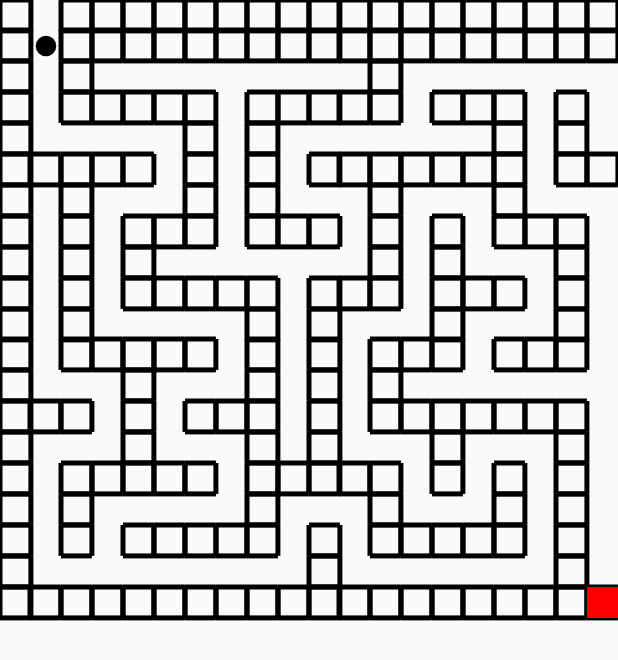
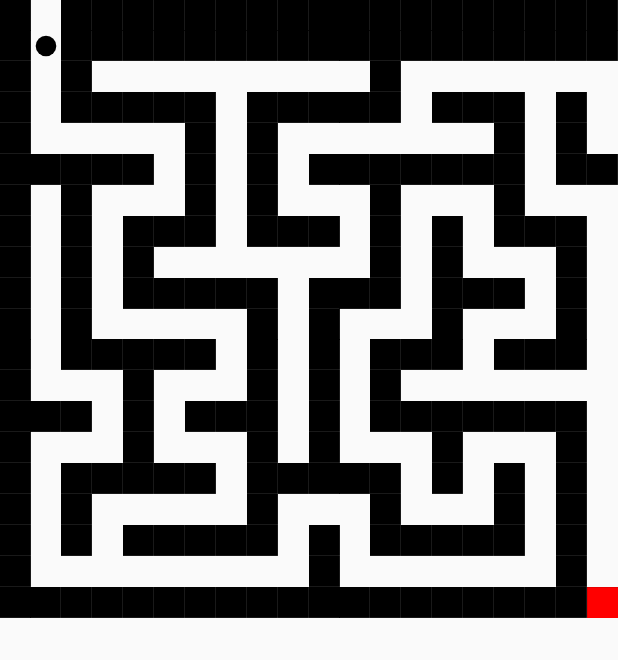
Before and after one commit to SoSp17/MobiCo, an Android app: the MainActivity screen opened directly, with no data from a screen before it, on a phone screen of 412 x 824 dp. Shown: the top 660 px of the screen. Run offline under Robolectric (Android 15) with nearby library versions, the phone set to English and light mode, and no system bars.

Commit message:
musik an aus, rechtecke statt linien

```diff
--- a/MI_04/app/src/main/java/de/spas/mi_04/MainActivity.java
+++ b/MI_04/app/src/main/java/de/spas/mi_04/MainActivity.java
@@ -37,9 +37,12 @@ public class MainActivity extends AppCompatActivity implements SensorEventListen
 
     public MainActivity() {
     }
-String sound;
+
     final String prefs = "pref";
     public SharedPreferences Options;
+        String soundOn="ON";
+        String soundOff="OFF";
+        boolean sound;
     /**
      *
      */
@@ -60,7 +63,7 @@ String sound;
 diameter=cellSize/3;
         mediaPlayer = MediaPlayer.create(this, R.raw.diggy_hole); // Musikdatei aus dem res/raw-Ordner laden
         Options  = this.getSharedPreferences(prefs, Context.MODE_PRIVATE);
-        sound=Options.getString(sound, "ON");
+        sound=Options.getBoolean(soundOn, false);
     }
 
 
@@ -73,7 +76,7 @@ diameter=cellSize/3;
     protected void onResume() {
         super.onResume();
         sensorManager.registerListener(this, accelerometer, SensorManager.SENSOR_DELAY_NORMAL);
-        if(sound=="ON") startMusic();
+        if(sound) startMusic();
     }
 
     @Override
@@ -299,7 +302,7 @@ diameter=cellSize/3;
         @Override
         protected void onDraw(Canvas canvas) {
             super.onDraw(canvas);
-if(sound=="ON") startMusic();
+  if(sound) startMusic();
             int width = getWidth();
             int height = getHeight();
           //  int cellSize = Math.min(width, height) / labyrinth.length;
@@ -310,10 +313,7 @@ if(sound=="ON") startMusic();
                     int y = (int) (i * cellSize);
 
                     if (labyrinth[i][j] == 1) {
-                        canvas.drawLine(x, y, x + cellSize, y, paint);
-                        canvas.drawLine(x, y, x, y + cellSize, paint);
-                        canvas.drawLine(x + cellSize, y, x + cellSize, y + cellSize, paint);
-                        canvas.drawLine(x, y + cellSize, x + cellSize, y + cellSize, paint);
+   canvas.drawRect(x,y,x+cellSize,y+cellSize,paint);
                     }
 
                 }
```
